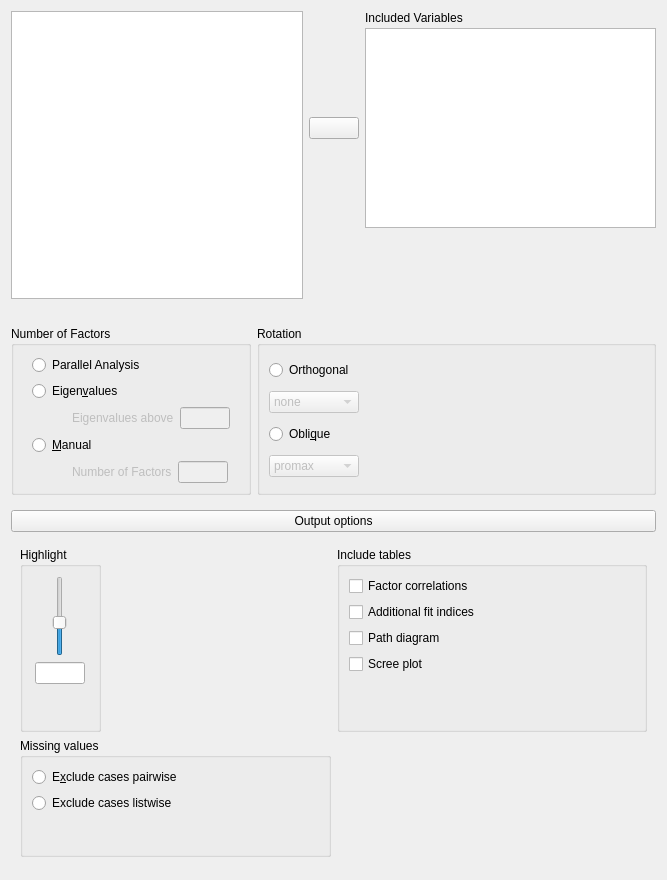
First picture: the form in JASP-Desktop/analysisforms/Common/exploratoryfactoranalysisform.ui, repository jasp-stats/jasp-desktop, before the edit.
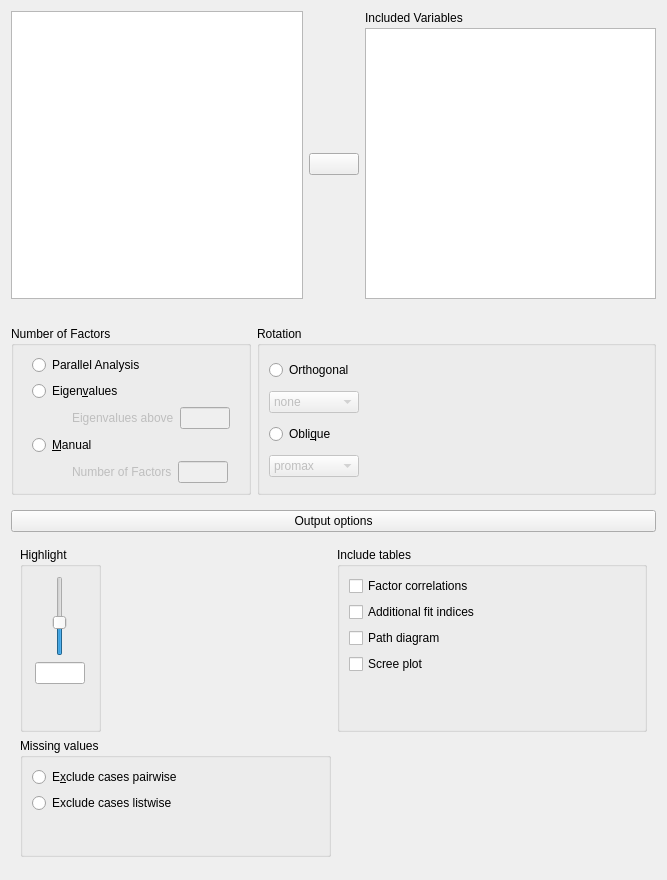
Second picture: the form after the edit. Custom widgets are drawn as their Qt base class.

Commit message: Changes made for consistent ui

Diff of the .ui file:
```diff
--- a/JASP-Desktop/analysisforms/Common/exploratoryfactoranalysisform.ui
+++ b/JASP-Desktop/analysisforms/Common/exploratoryfactoranalysisform.ui
@@ -82,10 +82,10 @@
         </property>
        </widget>
       </item>
-      <item row="1" column="2">
+      <item row="1" column="2" rowspan="3">
        <widget class="BoundListView" name="variables">
         <property name="sizePolicy">
-         <sizepolicy hsizetype="Expanding" vsizetype="Fixed">
+         <sizepolicy hsizetype="Expanding" vsizetype="Expanding">
           <horstretch>0</horstretch>
           <verstretch>0</verstretch>
          </sizepolicy>
@@ -99,7 +99,7 @@
         <property name="maximumSize">
          <size>
           <width>16777215</width>
-          <height>200</height>
+          <height>16777215</height>
          </size>
         </property>
         <property name="selectionMode">
@@ -107,7 +107,7 @@
         </property>
        </widget>
       </item>
-      <item row="1" column="1">
+      <item row="2" column="1">
        <widget class="AssignButton" name="buttonAssignVariables">
         <property name="sizePolicy">
          <sizepolicy hsizetype="Fixed" vsizetype="Fixed">
```
Left out of the diff: 1 changed line with no effect on the pictures. The commit also changes 3 other files.
